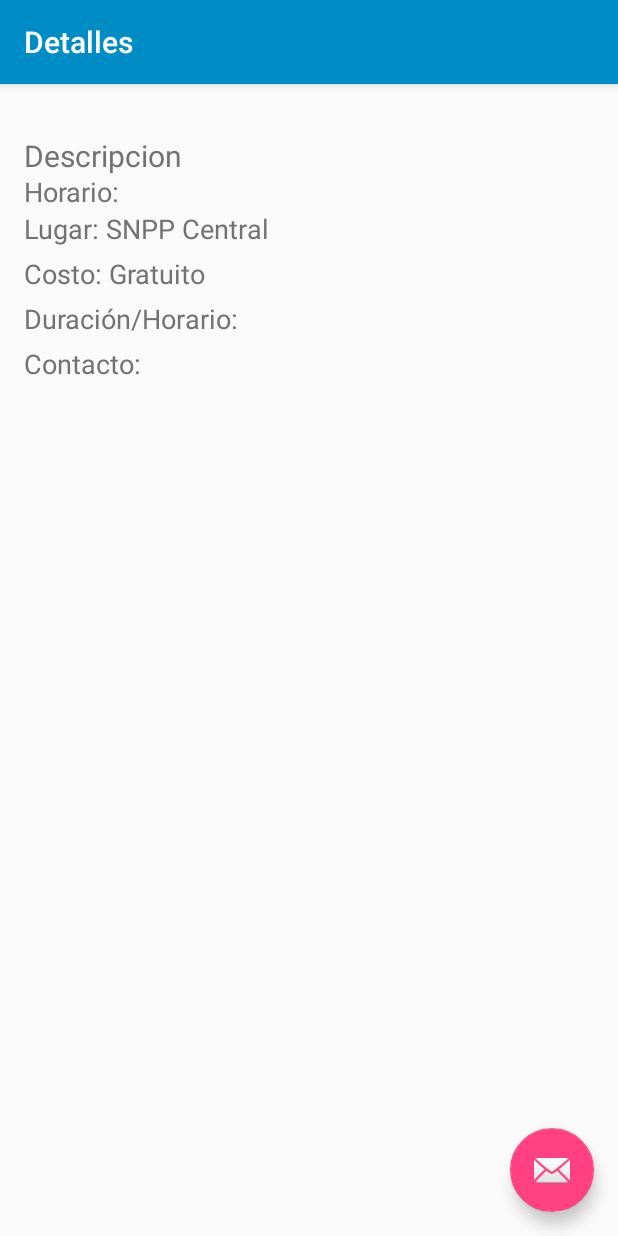
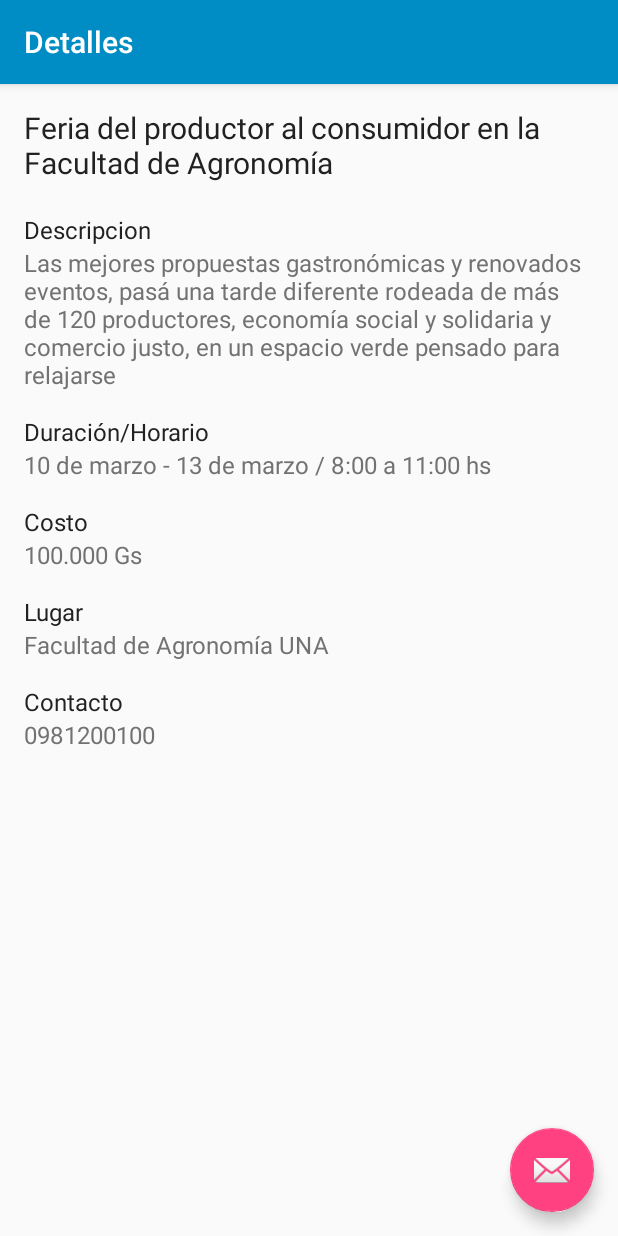
Before and after one commit to LuisLeguizamon/vistas_grid, an Android app: the Detalles screen opened directly, with no data from a screen before it, on a phone screen of 412 x 824 dp. Run offline under Robolectric (Android 15) with nearby library versions, the phone set to English and light mode, and no system bars; 2 statements that could not run were skipped.

Commit message:
Detalles class

```diff
--- a/app/src/main/java/com/example/luis/vistas_grid/Detalles.java
+++ b/app/src/main/java/com/example/luis/vistas_grid/Detalles.java
@@ -7,13 +7,16 @@ import android.support.v7.app.AppCompatActivity;
 import android.support.v7.widget.Toolbar;
 import android.util.Log;
 import android.view.View;
+import android.widget.EditText;
 import android.widget.TextView;
+
+import org.w3c.dom.Text;
 
 import java.util.ArrayList;
 import java.util.List;
 
 public class Detalles extends AppCompatActivity {
-
+    List<Detalles_Data> DATA = new ArrayList<>();
 
     @Override
     protected void onCreate(Bundle savedInstanceState) {
@@ -31,21 +34,70 @@ public class Detalles extends AppCompatActivity {
             }
         });
 
-        List<Detalles_Data> DATA = new ArrayList<>();
 
-        DATA.add(new Detalles_Data());
+        DATA.add(new Detalles_Data(0, 0, "Feria del productor al consumidor en la Facultad de Agronomía",
+                "Las mejores propuestas gastronómicas y renovados eventos, pasá una tarde diferente rodeada de más de 120 productores, economía social y solidaria y comercio justo, en un espacio verde pensado para relajarse",
+                "10 de marzo - 13 de marzo / 8:00 a 11:00 hs", "100.000 Gs",
+                "Facultad de Agronomía UNA", "0981200100"));
+
+        DATA.add(new Detalles_Data(0, 1, "Inseminación artificial",
+                "Las mejores propuestas gastronómicas y renovados eventos, pasá una tarde diferente rodeada de más de 120 productores, economía social y solidaria y comercio justo, en un espacio verde pensado para relajarse",
+                "10 de marzo - 13 de marzo / 8:00 a 11:00 hs", "100.000 Gs",
+                "Facultad de Agronomía UNA", "0981200100"));
+
+        DATA.add(new Detalles_Data(0, 2, "XIX Seminario Latinoamericano y del Caribe de Ciencia y Tecnología de los Alimentos",
+                "Las mejores propuestas gastronómicas y renovados eventos, pasá una tarde diferente rodeada de más de 120 productores, economía social y solidaria y comercio justo, en un espacio verde pensado para relajarse",
+                "10 de marzo - 13 de marzo / 8:00 a 11:00 hs", "100.000 Gs",
+                "Facultad de Agronomía UNA", "0981200100"));
+
+        DATA.add(new Detalles_Data(1, 0, "Diseño Gráfico",
+                "Las mejores propuestas gastronómicas y renovados eventos, pasá una tarde diferente rodeada de más de 120 productores, economía social y solidaria y comercio justo, en un espacio verde pensado para relajarse",
+                "10 de marzo - 13 de marzo / 8:00 a 11:00 hs", "100.000 Gs",
+                "SNPP", "0981200100"));
+
+        DATA.add(new Detalles_Data(1, 1, "Encuadernación",
+                "Las mejores propuestas gastronómicas y renovados eventos, pasá una tarde diferente rodeada de más de 120 productores, economía social y solidaria y comercio justo, en un espacio verde pensado para relajarse",
+                "10 de marzo - 13 de marzo / 8:00 a 11:00 hs", "100.000 Gs",
+                "SNPP", "0981200100"));
 
         //get data from ListabAdapter
+
+        int position_grid = getIntent().getExtras().getInt("position_grid");
         int position_list = getIntent().getExtras().getInt("position_list");
-        Log.d("r=", String.valueOf(position_list));
-        int position_grid= position_list;
+        Log.d("grid=", String.valueOf(position_grid));
+        Log.d("list=", String.valueOf(position_list));
+
+        int position_detalle=1;
+        if(position_grid ==0 && position_list ==0){position_detalle=0;}
+        else if(position_grid ==0 && position_list ==1){position_detalle=1;}
+        else if(position_grid ==0 && position_list ==2){position_detalle=2;}
+        else if(position_grid ==1 && position_list ==0){position_detalle=3;}
+        else if(position_grid ==1 && position_list ==1){position_detalle=4;}
 
 
+        asign(DATA,position_detalle);
 
-        getSupportActionBar().setTitle("Detalles");
-
-
-
+        //getSupportActionBar().setTitle("Detalles");
 
     }
+    public void asign(List<Detalles_Data> DATA,int position){
+
+        TextView titulo= (TextView)findViewById(R.id.txv_titulo);
+        titulo.setText(DATA.get(position).titulo);
+
+        TextView descripcion = (TextView) findViewById(R.id.txv_descripcion);
+        descripcion.setText(DATA.get(position).descripcion);
+
+        TextView duracion_horario= (TextView)findViewById(R.id.txv_duracion);
+        duracion_horario.setText(DATA.get(position).duracion_horario);
+
+        TextView costo= (TextView)findViewById(R.id.txv_costo);
+        costo.setText(DATA.get(position).costo);
+
+        TextView lugar = (TextView) findViewById(R.id.txv_lugar);
+        lugar.setText(DATA.get(position).lugar);
+
+        TextView contacto = (TextView) findViewById(R.id.txv_contacto);
+        contacto.setText(DATA.get(position).contacto);
+    }
 }
--- a/app/src/main/java/com/example/luis/vistas_grid/Detalles_Data.java
+++ b/app/src/main/java/com/example/luis/vistas_grid/Detalles_Data.java
@@ -6,24 +6,23 @@ package com.example.luis.vistas_grid;
 public class Detalles_Data {
     int id_grid;
     int id_lista;
-    int id_detalles;
     String titulo;
     String descripcion;
     String duracion_horario;
+    String costo;
     String lugar;
-    String costo;
     String contacto;
 
-    public Detalles_Data (int id_grid, int id_lista, int id_detalles,
-                          String titulo,String descripcion, String duracion_horario, String lugar,
-                          String costo, String contacto){
+    public Detalles_Data (int id_grid, int id_lista,
+                          String titulo,String descripcion, String duracion_horario, String costo,
+                          String lugar, String contacto){
         this.id_grid =id_grid;
         this.id_lista = id_lista;
-        this.id_detalles = id_detalles;
         this.titulo = titulo;
+        this.descripcion=descripcion;
         this.duracion_horario = duracion_horario;
+        this.costo = costo;
         this.lugar = lugar;
-        this.costo = costo;
         this.contacto = contacto;
 
     }
--- a/app/src/main/java/com/example/luis/vistas_grid/ListabAdapter.java
+++ b/app/src/main/java/com/example/luis/vistas_grid/ListabAdapter.java
@@ -1,6 +1,7 @@
 package com.example.luis.vistas_grid;
 
 import android.content.Intent;
+import android.os.Bundle;
 import android.support.v7.widget.RecyclerView;
 import android.util.Log;
 import android.view.LayoutInflater;
@@ -50,15 +51,18 @@ public class ListabAdapter extends RecyclerView.Adapter<ListabAdapter.ViewHolder
         public void onClick(View v) {
             posit=this.getAdapterPosition();
             xs=String.valueOf(posit);
-            int z= id_grid;
-           String xz= String.valueOf(id_grid);
-            Toast.makeText(v.getContext(), xz , Toast.LENGTH_SHORT).show();
+            int id_grid_int= id_grid;
+            //String id_grid_string= String.valueOf(id_grid_int);
+            //Toast.makeText(v.getContext(), id_grid_string , Toast.LENGTH_SHORT).show();
+
+            Bundle bund = new Bundle();
+            bund.putInt("position_grid",id_grid_int);
+            bund.putInt("position_list", posit);
             Intent intent = new Intent(v.getContext(),Detalles.class);
-            intent.putExtra("position_list",posit);
-            Log.d("posit=",String.valueOf(posit));
+            intent.putExtras(bund);
+            //Log.d("posit=",String.valueOf(posit));
             v.getContext().startActivity(intent);
         }
-
     }
 
 
--- a/app/src/main/res/layout/activity_detalles.xml
+++ b/app/src/main/res/layout/activity_detalles.xml
@@ -24,73 +24,112 @@
 
     </android.support.design.widget.AppBarLayout>
 
-    <TextView android:id="@+id/tx_title_detalles"
+    <ScrollView
+        android:layout_width="wrap_content"
+        android:layout_height="wrap_content"
+        android:layout_marginTop="55dp">
+
+    <LinearLayout
+    android:layout_width="wrap_content"
+    android:layout_height="wrap_content"
+    android:orientation="vertical"
+    android:layout_marginLeft="@dimen/activity_horizontal_margin">
+
+
+    <TextView android:id="@+id/txv_titulo"
         android:layout_width="wrap_content"
         android:layout_height="wrap_content"
         android:textSize="20sp"
-        android:layout_marginTop="70dp"
-        android:layout_marginLeft="16dp"
+        android:paddingTop="16dp"
+        android:fontFamily="sans-serif"
+        android:textColor="@color/primary_text"/>
+
+    <TextView
+        android:layout_width="wrap_content"
+        android:layout_height="wrap_content"
+        android:textSize="16sp"
+        android:fontFamily="sans-serif"
         android:textColor="@color/primary_text"
-        />
+        android:layout_marginTop="20dp"
+        android:text="Descripcion"/>
 
     <TextView android:id="@+id/txv_descripcion"
         android:layout_width="wrap_content"
         android:layout_height="wrap_content"
-        android:textSize="20sp"
-        android:textColor="@color/secondary_text"
-        android:text="Descripcion"
-        android:layout_marginTop="90dp"
-        android:layout_marginLeft="@dimen/activity_horizontal_margin"/>
+        android:textSize="16sp"
+        android:fontFamily="sans-serif"
+        android:textColor="@color/secondary_text"/>
 
-    <TextView android:id="@+id/tx_content_detalles"
+    <TextView
         android:layout_width="wrap_content"
         android:layout_height="wrap_content"
-        android:textSize="18sp"
-        android:layout_marginTop="115dp"
-        android:layout_marginLeft="16dp"
-        android:textColor="@color/secondary_text"
-        android:text="Horario:"></TextView>
+        android:textSize="16sp"
+        android:fontFamily="sans-serif"
+        android:layout_marginTop="16dp"
+        android:textColor="@color/primary_text"
+        android:text="Duración/Horario" />
 
-    <TextView android:id="@+id/tx_content_detalles_b"
+    <TextView android:id="@+id/txv_duracion"
         android:layout_width="wrap_content"
         android:layout_height="wrap_content"
-        android:textSize="18sp"
-        android:layout_marginTop="140dp"
-        android:layout_marginLeft="16dp"
-        android:textColor="@color/secondary_text"
-        android:text="Lugar: SNPP Central" />
+        android:textSize="16sp"
+        android:fontFamily="sans-serif"
+        android:textColor="@color/secondary_text"/>
 
-    <TextView android:id="@+id/tx_content_detalles_c"
+
+    <TextView
         android:layout_width="wrap_content"
         android:layout_height="wrap_content"
-        android:textSize="18sp"
-        android:layout_marginTop="170dp"
-        android:layout_marginLeft="16dp"
-        android:textColor="@color/secondary_text"
-        android:text="Costo: Gratuito" />
+        android:textSize="16sp"
+        android:fontFamily="sans-serif"
+        android:layout_marginTop="16dp"
+        android:textColor="@color/primary_text"
+        android:text="Costo" />
 
-    <TextView android:id="@+id/tx_content_detalles_d"
+    <TextView android:id="@+id/txv_costo"
         android:layout_width="wrap_content"
         android:layout_height="wrap_content"
-        android:textSize="18sp"
-        android:layout_marginTop="200dp"
-        android:layout_marginLeft="16dp"
-        android:textColor="@color/secondary_text"
-        android:text="Duración/Horario:" />
+        android:textSize="16sp"
+        android:fontFamily="sans-serif"
+        android:textColor="@color/secondary_text" />
 
 
-    <TextView android:id="@+id/tx_content_detalles_e"
+    <TextView
         android:layout_width="wrap_content"
         android:layout_height="wrap_content"
-        android:textSize="18sp"
-        android:layout_marginTop="230dp"
-        android:layout_marginLeft="16dp"
-        android:textColor="@color/secondary_text"
-        android:text="Contacto:" />
+        android:textSize="16sp"
+        android:fontFamily="sans-serif"
+        android:layout_marginTop="16dp"
+        android:textColor="@color/primary_text"
+        android:text="Lugar" />
+
+    <TextView android:id="@+id/txv_lugar"
+        android:layout_width="wrap_content"
+        android:layout_height="wrap_content"
+        android:textSize="16sp"
+        android:fontFamily="sans-serif"
+        android:textColor="@color/secondary_text"/>
+
+    <TextView
+        android:layout_width="wrap_content"
+        android:layout_height="wrap_content"
+        android:textSize="16sp"
+        android:fontFamily="sans-serif"
+        android:layout_marginTop="16dp"
+        android:textColor="@color/primary_text"
+        android:text="Contacto" />
 
 
-    <!--<include layout="@layout/content_detalles" />
--->
+    <TextView android:id="@+id/txv_contacto"
+        android:layout_width="wrap_content"
+        android:layout_height="wrap_content"
+        android:textSize="16sp"
+        android:fontFamily="sans-serif"
+        android:textColor="@color/secondary_text"/>
+
+</LinearLayout>
+
+</ScrollView>
 
     <android.support.design.widget.FloatingActionButton
         android:id="@+id/fab"
--- a/app/src/main/res/values/strings.xml
+++ b/app/src/main/res/values/strings.xml
@@ -6,4 +6,38 @@
     <string name="action_settings">Configuración</string>
     <string name="action_search">Buscar</string>
     <string name="title_activity_detalles">Detalles</string>
+
+<!--
+    android:fontFamily="sans-serif"           // roboto regular
+    android:fontFamily="sans-serif-light"     // roboto light
+    android:fontFamily="sans-serif-condensed" // roboto condensed
+    android:fontFamily="sans-serif-thin"      // roboto thin (android 4.2)
+    android:fontFamily="sans-serif-medium"    // roboto medium (android 5.0)
+
+    in combination with
+
+android:textStyle="normal|bold|italic"
+this 14 variants are possible:
+
+Roboto regular
+Roboto italic
+Roboto bold
+Roboto bold italic
+Roboto-Light
+Roboto-Light italic
+Roboto-Thin
+Roboto-Thin italic
+Roboto-Condensed
+Roboto-Condensed italic
+Roboto-Condensed bold
+Roboto-Condensed bold italic
+Roboto-Medium
+Roboto-Medium italic
+
+Material design
+Headline Regular 24sp
+Title Medium 20sp
+Subheading Regular 16sp
+Body Regular 14sp
+-->
 </resources>
```
